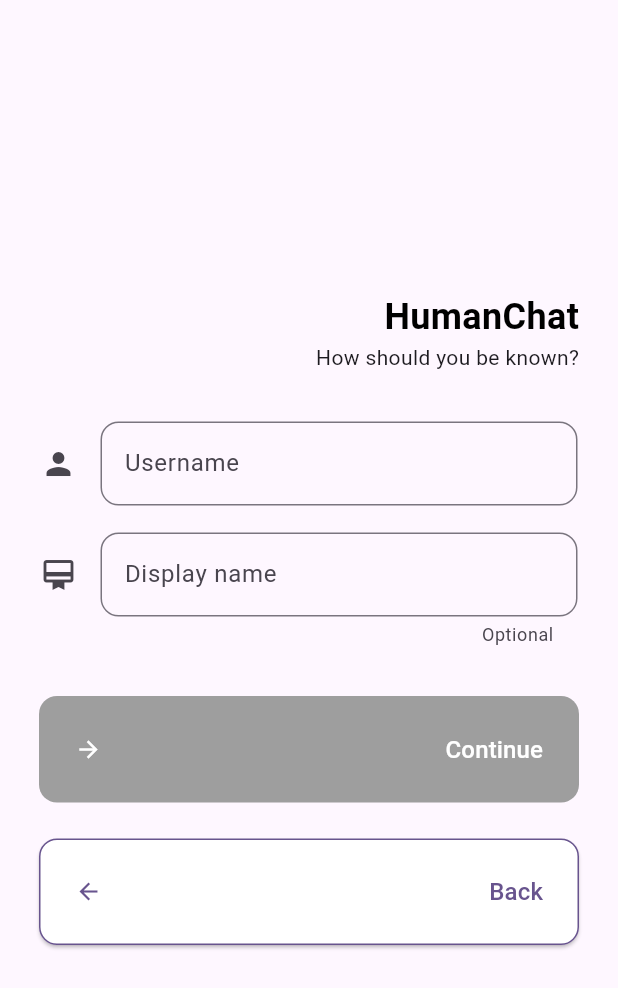
After one commit to sayuriu/humanchat_frontend, a Flutter app: the SignUpScreenTheSequel screen opened directly, on a phone screen of 412 x 824 dp. The commit adds this screen. Shown: the top 988 px of the screen. Run offline on Flutter 3.47's test engine with Material 3 defaults, Android fonts, the phone set to English and light mode, and no system bars; our stand-ins replace flutter_dotenv, flutter_slidable, gap, get, hive_flutter; accounts and stored records are empty.

Commit message:
added login / signup screen Co-authored-by: pelyubov <pelyubov@users.noreply.github.com>

```diff
--- a/lib/core/api.dart
+++ b/lib/core/api.dart
@@ -19,7 +19,8 @@
 class AuthEndpoint {
   static final login = Pair(HttpMethods.POST, '${Endpoint.apiEndpoint}/login');
   static final logout = Pair(HttpMethods.POST, '${Endpoint.apiEndpoint}/logout');
-  static final signUp = Pair(HttpMethods.POST, '${Endpoint.apiEndpoint}/register');
+  static final signUp = Pair(HttpMethods.POST, '${Endpoint.apiEndpoint}/signup');
+  static final checkEmail = Pair(HttpMethods.POST, '${Endpoint.apiEndpoint}/check-email');
 }
 
 class UserEndpoint {
--- /dev/null
+++ b/lib/screens/sign_up_the_sequel.dart
@@ -0,0 +1,136 @@
+import 'package:flutter/material.dart';
+import 'package:gap/gap.dart';
+import 'package:get/get.dart';
+import 'package:humanchat_frontend/controller/auth_controller.dart';
+import 'package:humanchat_frontend/screens/go.dart';
+import 'package:humanchat_frontend/screens/welcome.dart';
+import 'package:humanchat_frontend/states/sign_up_state.dart';
+import 'package:humanchat_frontend/utils/exceptions/serverside_exception.dart';
+import 'package:humanchat_frontend/utils/exceptions/user_exception.dart';
+import 'package:humanchat_frontend/widgets/error_dialog.dart';
+import 'package:humanchat_frontend/widgets/form_input_field.dart';
+import 'package:humanchat_frontend/utils/validate.dart';
+import 'package:humanchat_frontend/widgets/interactive_button.dart';
+import 'package:humanchat_frontend/widgets/title.dart';
+
+class SignUpScreenTheSequel extends StatelessWidget {
+  final _authController = Get.put(AuthController());
+  final _signUpState = Get.put(SignUpState());
+  final _usernameController = TextEditingController();
+  final _displayNameController = TextEditingController();
+
+  final usernameValid = false.obs;
+  final checking = false.obs;
+  final immediateUsernameErrorMessage = ''.obs;
+
+  canContinue() {
+    return usernameValid.value;
+  }
+
+  _signUp() async {
+    if (!canContinue()) return;
+    checking.value = true;
+    _signUpState.setName(username: _usernameController.text, displayName: _displayNameController.text);
+    try {
+      //  await _authController.signUp(
+      //   email: _signUpState.emailObs.value,
+      //   password: _signUpState.passwordObs.value,
+      //   username: _signUpState.usernameObs.value,
+      //   displayName: _signUpState.displayNameObs.value
+      // );
+    } on UserException catch (e) {
+      if (e.statusCode == 400) {
+        immediateUsernameErrorMessage.value = e.message;
+        usernameValid.value = false;
+      }
+    } on ServersideException catch (e, _) {
+      Get.dialog(ErrorDialog(message: e.message, additionalInformation: '(${e.statusCode.toString()}) ${e.message}'));
+    }
+    checking.value = false;
+    Get.dialog(AlertDialog(
+      title: const Text('Sign up sucessful'),
+      content: const Text('You will now be redirected to the welcome screen.'),
+      actions: [
+        TextButton(
+          onPressed: () => Go.offUntil(() => WelcomeScreen()),
+          child: const Text('Continue'),
+        )
+      ],
+    ));
+  }
+
+  @override
+  Widget build(BuildContext context) {
+    return Scaffold(
+      body:  Center(
+        child: Container(
+          padding: const EdgeInsets.all(20),
+          constraints: const BoxConstraints(maxWidth: 400),
+          child: Column(
+            crossAxisAlignment: CrossAxisAlignment.end,
+            mainAxisAlignment: MainAxisAlignment.center,
+            children: <Widget>[
+              const Spacer(),
+              const Column(
+                crossAxisAlignment: CrossAxisAlignment.end,
+                children: [
+                  Hero(
+                    tag: 'welcome_title',
+                    child: Material(
+                      type: MaterialType.transparency,
+                      animationDuration: Duration(milliseconds: 300),
+                      child: Column(
+                        crossAxisAlignment: CrossAxisAlignment.end,
+                        children: [
+                          AppTitle(),
+                        ],
+                      ),
+                    )
+                  ),
+                  Text('How should you be known?'),
+                ]
+              ),
+              const Gap(24),
+              Obx(() => FormInputField(
+                  controller: _usernameController,
+                  label: 'Username',
+                  icon: const Icon(Icons.person),
+                  // description: '',
+                  validator:  validateWithReactive(usernameValid, validateUsername),
+                  errorMessage: immediateUsernameErrorMessage.value.isEmpty
+                    ? null
+                    : immediateUsernameErrorMessage.value,
+              )),
+              FormInputField(
+                  controller: _displayNameController,
+                  label: 'Display name',
+                  icon: const Icon(Icons.card_membership),
+                  description: 'Optional'
+              ),
+              const Gap(24),
+              Obx(() =>
+                InteractiveButton(
+                  onPressed: _signUp,
+                  disabled: !canContinue(),
+                  label: 'Continue',
+                  backgroundColor: Theme.of(context).colorScheme.primary,
+                  textColor: Colors.white,
+                  icon: checking.value ? const Icon(Icons.hourglass_bottom) : const Icon(Icons.arrow_forward),
+                ),
+              ),
+              const Gap(24),
+              InteractiveButton(
+                onPressed: () => Get.back(),
+                disabled: checking.value,
+                label: 'Back',
+                borderThickness: 1,
+                icon: const Icon(Icons.arrow_back),
+              ),
+              const Spacer()
+            ],
+          ),
+        )
+      ),
+    );
+  }
+}
--- /dev/null
+++ b/lib/states/sign_up_state.dart
@@ -0,0 +1,19 @@
+import 'package:get/get.dart';
+
+
+class SignUpState extends GetxController {
+  var emailObs = ''.obs;
+  var passwordObs = ''.obs;
+  var usernameObs = ''.obs;
+  var displayNameObs = RxnString(null);
+
+  void setEmailPassword({required email, required password}) {
+    emailObs.value = email;
+    passwordObs.value = password;
+  }
+
+  void setName({required String username, required String displayName}) {
+    usernameObs.value = username;
+    displayNameObs.value = displayName;
+  }
+}
--- /dev/null
+++ b/lib/utils/exceptions/serverside_exception.dart
@@ -0,0 +1,7 @@
+class ServersideException implements Exception {
+  final String message;
+  final int statusCode ;
+  ServersideException(this.message, this.statusCode);
+  @override
+  String toString() => message;
+}
--- /dev/null
+++ b/lib/utils/exceptions/user_exception.dart
@@ -0,0 +1,7 @@
+class UserException implements Exception {
+  final String message;
+  final int statusCode;
+  UserException(this.message, this.statusCode);
+  @override
+  String toString() => message;
+}
--- a/lib/utils/validate.dart
+++ b/lib/utils/validate.dart
@@ -1,3 +1,5 @@
+import 'dart:async';
+
 import 'package:get/get.dart';
 
 String? validateEmail(String email) {
@@ -18,10 +20,20 @@
   return null;
 }
 
-T? Function(T) validateWithReactive<T>(RxBool reactiveState, T? Function(T) validator) {
-  return (T value) {
+String? validateUsername(String username) {
+  if (username.isEmpty) {
+    return 'Username is required';
+  }
+  if (!GetUtils.isUsername(username)) {
+    return 'Invalid username';
+  }
+  return null;
+}
+
+Future<T?> Function(T)?  validateWithReactive<T>(RxBool reactiveState, FutureOr<T?> Function(T) validator) {
+  return (T value) async {
     reactiveState.value = false;
-    final result = validator(value);
+    final result = await validator(value);
     reactiveState.value = result == null;
     return result;
   };
--- a/lib/widgets/form_input_field.dart
+++ b/lib/widgets/form_input_field.dart
@@ -1,3 +1,5 @@
+import 'dart:async';
+
 import 'package:flutter/material.dart';
 
 class FormInputField extends StatefulWidget {
@@ -7,10 +9,11 @@
   final String? description;
   late final String initialText;
   final bool isPassword;
-  final String? Function(String)? validator;
+  final FutureOr<String?> Function(String)? validator;
   late final Icon? icon;
   late final OutlineInputBorder border;
   late final OutlineInputBorder errorBorder;
+  late final String? errorMessage;
   final bool disabled;
 
   FormInputField({
@@ -24,6 +27,7 @@
     this.description,
     this.validator,
     this.disabled = false,
+    this.errorMessage,
     this.isPassword = false,
   }) {
     this.border = border ?? OutlineInputBorder(
@@ -49,18 +53,21 @@
     controller.text = widget.initialText;
     if (widget.validator == null) return;
     controller.addListener(() {
-      setState(() {
-        _errorMessage = widget.validator!(controller.text);
+      Future(() => widget.validator!(controller.text)).then((value) {
+        setState(() {
+          _errorMessage = value;
+        });
       });
     });
   }
 
   @override
   Widget build(BuildContext context) {
+    var hasError = (widget.errorMessage ?? _errorMessage) != null;
     return AnimatedContainer(
       duration: const Duration(milliseconds: 300),
       curve: Curves.easeInOutCubicEmphasized,
-      margin: EdgeInsets.only(bottom: _errorMessage != null ? 8 : 0),
+      margin: EdgeInsets.only(bottom: hasError ? 8 : 0),
       padding: const EdgeInsets.symmetric(vertical: 8),
       decoration: BoxDecoration(
         borderRadius: BorderRadius.circular(12),
@@ -76,12 +83,12 @@
           counterText: widget.description,
           icon: widget.icon != null ? Icon(
             widget.icon!.icon,
-            color: _errorMessage != null ? Colors.red : null,
+            color: hasError ? Colors.red : null,
           ) : null,
           border: widget.border,
           labelText: widget.label,
           errorBorder: widget.errorBorder,
-          errorText: _errorMessage,
+          errorText: widget.errorMessage ?? _errorMessage,
         ),
         // Text field is password
         obscureText: widget.isPassword,
--- a/lib/widgets/interactive_button.dart
+++ b/lib/widgets/interactive_button.dart
@@ -27,7 +27,7 @@
     this.reactiveBorder = false,
     this.borderThickness = 0,
     this.disabled = false,
-    this.textColor = Colors.white,
+    this.textColor,
   });
   @override
   State<InteractiveButton> createState() => _InteractiveButtonState();
@@ -58,9 +58,8 @@
     var bgColor = widget.backgroundColor ?? Colors.white;
     var fgColor = widget.textColor ?? Theme.of(context).colorScheme.primary;
     var overlayColor = (widget.backgroundHoverColor ?? fgColor).withOpacity(0.02);
-
     var shouldDisplayBorder = widget.reactiveBorder && (hover || active) || widget.borderThickness > 0;
-
+    double paddingWidth = !widget.disabled ? active ? 32 : hover ? 28 : 24 : 24;
     return AnimatedContainer(
       duration: duration,
       curve: Curves.easeInOutCubicEmphasized,
@@ -88,7 +87,7 @@
           ),
         ),
         child: AnimatedPadding(
-          padding: EdgeInsets.symmetric(horizontal: active ? 32 : hover ? 28 : 24),
+          padding: EdgeInsets.symmetric(horizontal: paddingWidth),
           duration: duration,
           curve: Curves.easeInOutCubicEmphasized,
           child: Row(
```
Also changed, not shown: lib/controller/auth_controller.dart (+20 -8 lines), lib/screens/chat_list.dart (added, +26 -0 lines), lib/screens/sign_up.dart (+57 -23 lines), lib/screens/welcome.dart (+54 -18 lines), lib/utils/debounce.dart (added, +17 -0 lines), lib/utils/throttle.dart (added, +17 -0 lines), lib/utils/throw_error.dart (added, +16 -0 lines), lib/widgets/chat_item.dart (added, +36 -0 lines), lib/widgets/error_dialog.dart (added, +40 -0 lines), lib/widgets/menu_drawer.dart (added, +52 -0 lines), lib/widgets/title.dart (+1 -10 lines).
